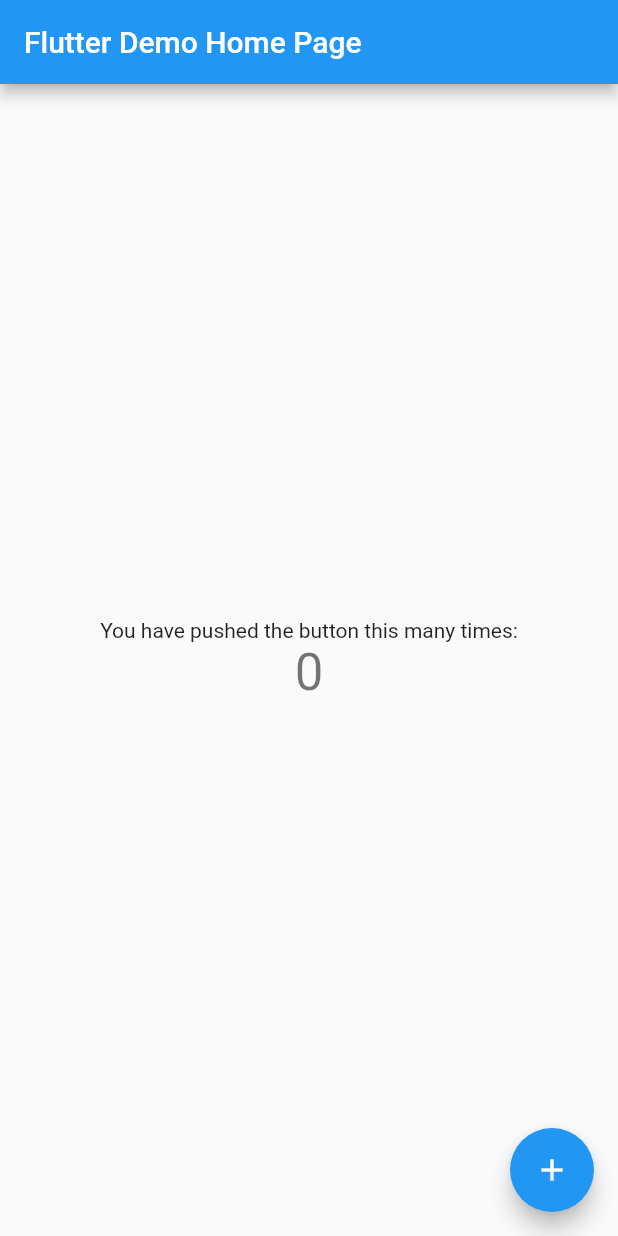
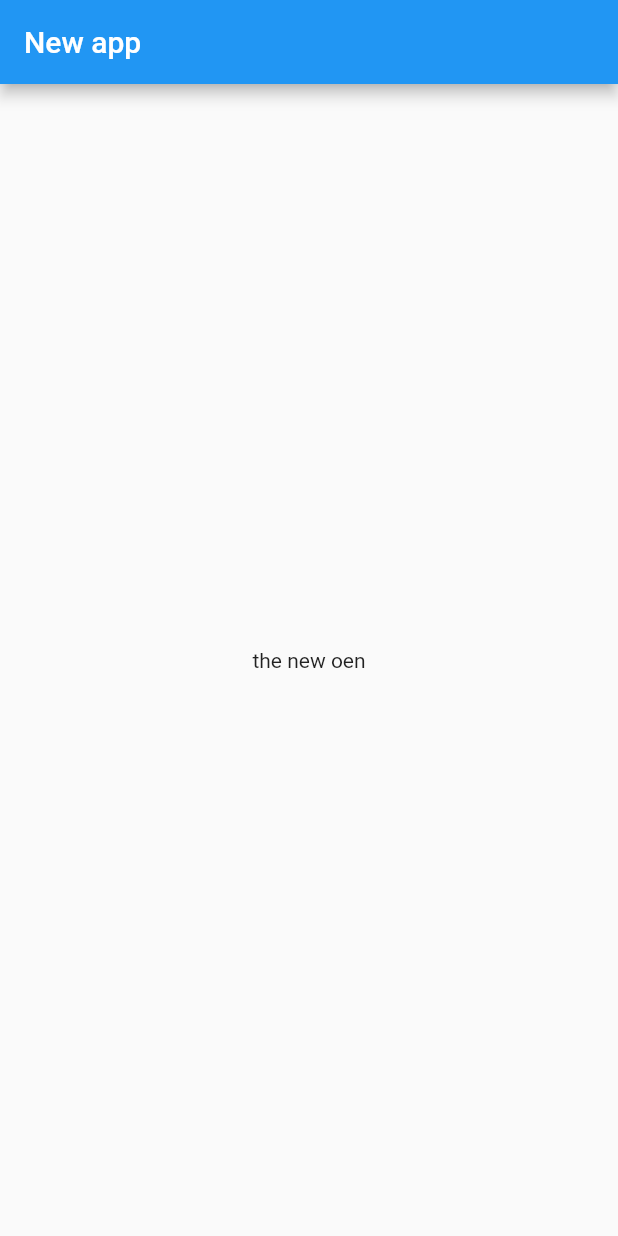
Before and after one commit to Shogil/Daily-expense-tracker-flutter, a Flutter app: the screen it shows after launch, on a phone screen of 412 x 824 dp. Run offline on Flutter 3.47's test engine with Material 2 defaults, Android fonts, the phone set to English and light mode, and no system bars.

Commit message:
main dart file

```diff
--- a/lib/main.dart
+++ b/lib/main.dart
@@ -1,115 +1,29 @@
 import 'package:flutter/material.dart';
 
 void main() {
-  runApp(const MyApp());
+  runApp(MyApp());
 }
 
 class MyApp extends StatelessWidget {
-  const MyApp({Key? key}) : super(key: key);
-
-  // This widget is the root of your application.
   @override
   Widget build(BuildContext context) {
     return MaterialApp(
-      title: 'Flutter Demo',
-      theme: ThemeData(
-        // This is the theme of your application.
-        //
-        // Try running your application with "flutter run". You'll see the
-        // application has a blue toolbar. Then, without quitting the app, try
-        // changing the primarySwatch below to Colors.green and then invoke
-        // "hot reload" (press "r" in the console where you ran "flutter run",
-        // or simply save your changes to "hot reload" in a Flutter IDE).
-        // Notice that the counter didn't reset back to zero; the application
-        // is not restarted.
-        primarySwatch: Colors.blue,
-      ),
-      home: const MyHomePage(title: 'Flutter Demo Home Page'),
+      title: 'Expense app',
+      home: MyHomePage(),
     );
   }
 }
 
-class MyHomePage extends StatefulWidget {
-  const MyHomePage({Key? key, required this.title}) : super(key: key);
-
-  // This widget is the home page of your application. It is stateful, meaning
-  // that it has a State object (defined below) that contains fields that affect
-  // how it looks.
-
-  // This class is the configuration for the state. It holds the values (in this
-  // case the title) provided by the parent (in this case the App widget) and
-  // used by the build method of the State. Fields in a Widget subclass are
-  // always marked "final".
-
-  final String title;
-
-  @override
-  State<MyHomePage> createState() => _MyHomePageState();
-}
-
-class _MyHomePageState extends State<MyHomePage> {
-  int _counter = 0;
-
-  void _incrementCounter() {
-    setState(() {
-      // This call to setState tells the Flutter framework that something has
-      // changed in this State, which causes it to rerun the build method below
-      // so that the display can reflect the updated values. If we changed
-      // _counter without calling setState(), then the build method would not be
-      // called again, and so nothing would appear to happen.
-      _counter++;
-    });
-  }
-
+class MyHomePage extends StatelessWidget {
   @override
   Widget build(BuildContext context) {
-    // This method is rerun every time setState is called, for instance as done
-    // by the _incrementCounter method above.
-    //
-    // The Flutter framework has been optimized to make rerunning build methods
-    // fast, so that you can just rebuild anything that needs updating rather
-    // than having to individually change instances of widgets.
     return Scaffold(
       appBar: AppBar(
-        // Here we take the value from the MyHomePage object that was created by
-        // the App.build method, and use it to set our appbar title.
-        title: Text(widget.title),
+        title: Text('New app'),
       ),
       body: Center(
-        // Center is a layout widget. It takes a single child and positions it
-        // in the middle of the parent.
-        child: Column(
-          // Column is also a layout widget. It takes a list of children and
-          // arranges them vertically. By default, it sizes itself to fit its
-          // children horizontally, and tries to be as tall as its parent.
-          //
-          // Invoke "debug painting" (press "p" in the console, choose the
-          // "Toggle Debug Paint" action from the Flutter Inspector in Android
-          // Studio, or the "Toggle Debug Paint" command in Visual Studio Code)
-          // to see the wireframe for each widget.
-          //
-          // Column has various properties to control how it sizes itself and
-          // how it positions its children. Here we use mainAxisAlignment to
-          // center the children vertically; the main axis here is the vertical
-          // axis because Columns are vertical (the cross axis would be
-          // horizontal).
-          mainAxisAlignment: MainAxisAlignment.center,
-          children: <Widget>[
-            const Text(
-              'You have pushed the button this many times:',
-            ),
-            Text(
-              '$_counter',
-              style: Theme.of(context).textTheme.headline4,
-            ),
-          ],
-        ),
+        child: Text('the new oen'),
       ),
-      floatingActionButton: FloatingActionButton(
-        onPressed: _incrementCounter,
-        tooltip: 'Increment',
-        child: const Icon(Icons.add),
-      ), // This trailing comma makes auto-formatting nicer for build methods.
     );
   }
 }
--- a/pubspec.yaml
+++ b/pubspec.yaml
@@ -18,7 +18,7 @@ publish_to: 'none' # Remove this line if you wish to publish to pub.dev
 version: 1.0.0+1
 
 environment:
-  sdk: ">=2.16.2 <3.0.0"
+  sdk: ">=2.11.2 <3.0.0"
 
 # Dependencies specify other packages that your package needs in order to work.
 # To automatically upgrade your package dependencies to the latest versions
```
Also changed, not shown: pubspec.lock, 1 other file.
